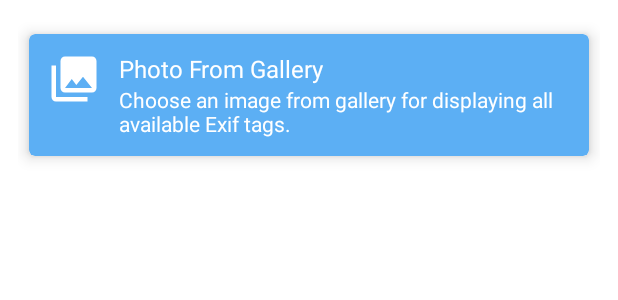
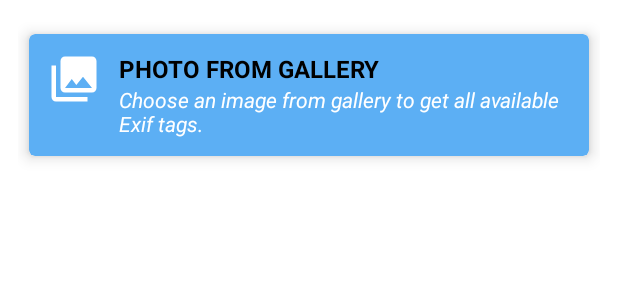
Before and after one commit to MDZaidReshamwale/ImagePicker, an Android app: the layout content_home.xml on its own in the app's theme, with its tools: preview values and no code run, on a phone screen of 412 x 824 dp. Shown: the top 300 px of the screen. Run offline under Robolectric (Android 15) with nearby library versions, the phone set to English and light mode, and no system bars.

Commit message:
- Modification in the code - Updation in design and working on opening maps after getting lat and log - Added the splash screen - Added the online permission dependency and gif dependency - upadted HomeActivity.kt

```diff
--- a/app/build.gradle
+++ b/app/build.gradle
@@ -47,8 +47,13 @@ dependencies {
     implementation 'com.squareup.retrofit2:converter-gson:2.9.0'
     implementation 'com.google.code.gson:gson:2.8.7'
 
+    // permission at runtime
     implementation 'com.karumi:dexter:3.0.0'
 
+    //    maps
     implementation 'com.google.android.gms:play-services-maps:18.0.2'
 
+    //    gif
+    implementation 'pl.droidsonroids.gif:android-gif-drawable:1.2.19'
+
 }
--- a/app/src/main/java/com/zaid/imagepicker/activity/HomeActivity.kt
+++ b/app/src/main/java/com/zaid/imagepicker/activity/HomeActivity.kt
@@ -114,8 +114,9 @@ class HomeActivity : AppCompatActivity(), HomeView {
     }
 
     override fun showAboutAppDialog() {
-        coordinator_layout.showSnackbar(R.string.not_implemented_yet)
+        TODO("Not yet implemented")
     }
+
 
     override fun launchPhotoDetailActivity(pathFile: String?) {
         val intent = Intent(this, PhotoDetailActivity::class.java)
--- a/app/src/main/java/com/zaid/imagepicker/adapter/ExifFieldsAdapter.kt
+++ b/app/src/main/java/com/zaid/imagepicker/adapter/ExifFieldsAdapter.kt
@@ -68,6 +68,10 @@ class ExifFieldsAdapter(var exifList: List<ExifTagsContainer>, val presenter: Ph
                     image_type.setImageResource(R.drawable.ic_blur_on_black_24dp)
                     text_type.text = resources.getString(R.string.item_other)
                 }
+                Type.OTHER -> {
+                    image_type.setImageResource(R.drawable.ic_blur_on_black_24dp)
+                    text_type.text = resources.getString(R.string.item_other)
+                }
             }
         }
 
--- a/app/src/main/java/com/zaid/imagepicker/domain/ExifField.kt
+++ b/app/src/main/java/com/zaid/imagepicker/domain/ExifField.kt
@@ -2,4 +2,5 @@ package com.zaid.imagepicker.domain
 
 data class ExifField(val tag: String, val attribute: String)
 
+data class ExifFieldData( val attribute: String)
 data class Location(val latitude: Double, val longitude: Double)
--- a/app/src/main/java/com/zaid/imagepicker/presenter/HomePresenter.kt
+++ b/app/src/main/java/com/zaid/imagepicker/presenter/HomePresenter.kt
@@ -13,7 +13,5 @@ class HomePresenter(override val view: HomeView) : BasePresenter<BaseView> {
 
     fun aboutDeveloper() = view.showAboutDeveloperDialog()
 
-    fun aboutApp() = view.showAboutAppDialog()
-
     fun launchPhotoDetailActivity(pathFile: String?) = view.launchPhotoDetailActivity(pathFile)
 }
--- a/app/src/main/res/layout/content_home.xml
+++ b/app/src/main/res/layout/content_home.xml
@@ -46,7 +46,8 @@
                     android:layout_width="match_parent"
                     android:layout_height="wrap_content"
                     android:text="@string/photo_from_gallery"
-                    android:textColor="@android:color/white"
+                    android:textColor="@color/black"
+                    android:textStyle="bold"
                     android:textSize="@dimen/text_title" />
 
                 <TextView
@@ -54,7 +55,8 @@
                     android:layout_width="match_parent"
                     android:layout_height="wrap_content"
                     android:text="@string/photo_from_gallery_description"
-                    android:textColor="@android:color/white" />
+                    android:textColor="@android:color/white"
+                    android:textStyle="italic"/>
             </LinearLayout>
 
 
--- a/app/src/main/res/values/google_maps_api.xml
+++ b/app/src/main/res/values/google_maps_api.xml
@@ -1,6 +1,6 @@
 <?xml version="1.0" encoding="utf-8"?>
 <resources>
      <string name="google_maps_key" templateMergeStrategy="preserve" translatable="false">
-    AIzaSyCtQ2gy0_rW8WfH5cJlDXgG-F6nigxCkuM
+AIzaSyDsDvVeazjaXPWRkxqvlOz8nDHdJzJuZCQ
   </string>
 </resources>
--- a/app/src/main/res/values/strings.xml
+++ b/app/src/main/res/values/strings.xml
@@ -1,5 +1,5 @@
 <resources>
-    <string name="app_name">ImagePicker</string>
+    <string name="app_name">ImgExif</string>
     <string name="action_settings">Settings</string>
 
     <string name="Developer">Synchronoss {TED_Z}</string>
@@ -9,9 +9,9 @@
     <string name="about_the_app">About the app</string>
     <string name="about_developer">About the developer</string>
 
-    <string name="photo_from_gallery">Photo From Gallery</string>
+    <string name="photo_from_gallery">PHOTO FROM GALLERY</string>
     <string name="permission_rationale_message">These permissions are required for viewing Exif tags.</string>
-    <string name="photo_from_gallery_description">Choose an image from gallery for displaying all available Exif tags.</string>
+    <string name="photo_from_gallery_description">Choose an image from gallery to get all available Exif tags.</string>
 
 
     <string name="progress_dialog_address_loading">Getting the address</string>
```
Also changed, not shown: app/src/main/AndroidManifest.xml (+21 -15 lines), app/src/main/java/com/zaid/imagepicker/activity/PhotoDetailActivity.kt (+23 -2 lines), app/src/main/java/com/zaid/imagepicker/presenter/PhotoDetailPresenter.kt (+7 -4 lines), app/src/main/res/font/kanit.ttf (added), 1 other file.
